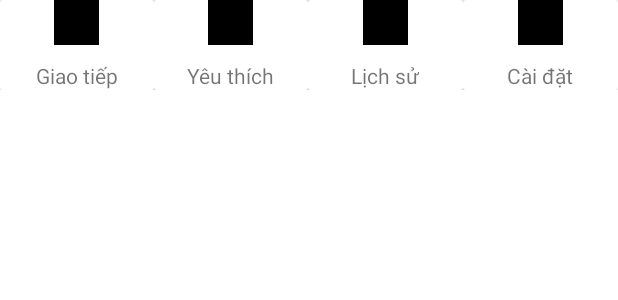
After one commit to thanhsondoan02/DCom, an Android app: the layout custom_bottom_navigation_layout.xml on its own in the app's theme, with its tools: preview values and no code run, on a phone screen of 412 x 824 dp. The commit adds this screen. Shown: the top 300 px of the screen. Run offline under Robolectric (Android 15) with nearby library versions, the light colour scheme and no system bars.

Commit message:
custom bottom navigation

```diff
--- a/app/src/main/AndroidManifest.xml
+++ b/app/src/main/AndroidManifest.xml
@@ -48,7 +48,7 @@
                 android:value="" />
         </activity>
         <activity
-            android:name=".presentation.main.home.HomeActivity"
+            android:name=".presentation.main.home.MainActivity"
             android:exported="true">
             <intent-filter>
                 <action android:name="android.intent.action.MAIN" />
--- a/app/src/main/java/com/example/dcom/presentation/main/home/HomeAdapter.kt
+++ b/app/src/main/java/com/example/dcom/presentation/main/home/MainViewPagerAdapter.kt
@@ -6,7 +6,7 @@ import androidx.fragment.app.Fragment
 import androidx.fragment.app.FragmentManager
 import androidx.fragment.app.FragmentPagerAdapter
 
-class HomeAdapter(fragmentManager: FragmentManager) : FragmentPagerAdapter(fragmentManager) {
+class MainViewPagerAdapter(fragmentManager: FragmentManager) : FragmentPagerAdapter(fragmentManager) {
 
     private var fragmentList = mutableListOf<BaseFragment>()
 
--- /dev/null
+++ b/app/src/main/res/layout/custom_bottom_navigation_layout.xml
@@ -0,0 +1,119 @@
+<?xml version="1.0" encoding="utf-8"?>
+<LinearLayout xmlns:android="http://schemas.android.com/apk/res/android"
+    android:layout_width="match_parent"
+    android:layout_height="60dp">
+
+    <androidx.cardview.widget.CardView
+        android:id="@+id/cvCustomBottomNavigationItem0"
+        android:layout_width="0dp"
+        android:layout_height="wrap_content"
+        android:layout_weight="1">
+
+        <RelativeLayout
+            android:layout_width="match_parent"
+            android:layout_height="match_parent"
+            android:orientation="vertical">
+
+            <ImageView
+                android:layout_width="30dp"
+                android:layout_height="30dp"
+                android:layout_centerHorizontal="true"
+                android:src="@color/black" />
+
+            <TextView
+                android:layout_width="wrap_content"
+                android:layout_height="wrap_content"
+                android:layout_alignParentBottom="true"
+                android:layout_centerHorizontal="true"
+                android:text="@string/communication" />
+
+        </RelativeLayout>
+
+    </androidx.cardview.widget.CardView>
+
+
+    <androidx.cardview.widget.CardView
+        android:id="@+id/cvCustomBottomNavigationItem1"
+        android:layout_width="0dp"
+        android:layout_height="match_parent"
+        android:layout_weight="1">
+
+        <RelativeLayout
+            android:layout_width="match_parent"
+            android:layout_height="match_parent"
+            android:orientation="vertical">
+
+            <ImageView
+                android:layout_width="30dp"
+                android:layout_height="30dp"
+                android:layout_centerHorizontal="true"
+                android:src="@color/black" />
+
+            <TextView
+                android:layout_width="wrap_content"
+                android:layout_height="wrap_content"
+                android:layout_alignParentBottom="true"
+                android:layout_centerHorizontal="true"
+                android:text="@string/favorite" />
+
+        </RelativeLayout>
+
+    </androidx.cardview.widget.CardView>
+
+    <androidx.cardview.widget.CardView
+        android:id="@+id/cvCustomBottomNavigationItem2"
+        android:layout_width="0dp"
+        android:layout_height="match_parent"
+        android:layout_weight="1">
+
+        <RelativeLayout
+            android:layout_width="match_parent"
+            android:layout_height="match_parent"
+            android:orientation="vertical">
+
+            <ImageView
+                android:layout_width="30dp"
+                android:layout_height="30dp"
+                android:layout_centerHorizontal="true"
+                android:src="@color/black" />
+
+            <TextView
+                android:layout_width="wrap_content"
+                android:layout_height="wrap_content"
+                android:layout_alignParentBottom="true"
+                android:layout_centerHorizontal="true"
+                android:text="@string/history" />
+
+        </RelativeLayout>
+
+    </androidx.cardview.widget.CardView>
+
+    <androidx.cardview.widget.CardView
+        android:id="@+id/cvCustomBottomNavigationItem3"
+        android:layout_width="0dp"
+        android:layout_height="match_parent"
+        android:layout_weight="1">
+
+        <RelativeLayout
+            android:layout_width="match_parent"
+            android:layout_height="match_parent"
+            android:orientation="vertical">
+
+            <ImageView
+                android:layout_width="30dp"
+                android:layout_height="30dp"
+                android:layout_centerHorizontal="true"
+                android:src="@color/black" />
+
+            <TextView
+                android:layout_width="wrap_content"
+                android:layout_height="wrap_content"
+                android:layout_alignParentBottom="true"
+                android:layout_centerHorizontal="true"
+                android:text="@string/setting" />
+
+        </RelativeLayout>
+
+    </androidx.cardview.widget.CardView>
+
+</LinearLayout>
--- a/app/src/main/res/values/strings.xml
+++ b/app/src/main/res/values/strings.xml
@@ -39,4 +39,8 @@
     <string name="text_to_speech_hint">Enter text to be spoken here</string>
     <string name="cancel">Cancel</string>
     <string name="select">Select</string>
+    <string name="communication">Giao tiếp</string>
+    <string name="setting">Cài đặt</string>
+    <string name="favorite">Yêu thích</string>
+    <string name="history">Lịch sử</string>
 </resources>
```
Also changed, not shown: app/src/main/java/com/example/dcom/presentation/main/home/HomeActivity.kt (deleted, +0 -65 lines), app/src/main/java/com/example/dcom/presentation/main/home/MainActivity.kt (added, +45 -0 lines), app/src/main/java/com/example/dcom/presentation/widget/CustomBottomNavigation.kt (added, +70 -0 lines), app/src/main/res/layout/home_activity.xml (+5 -8 lines).
